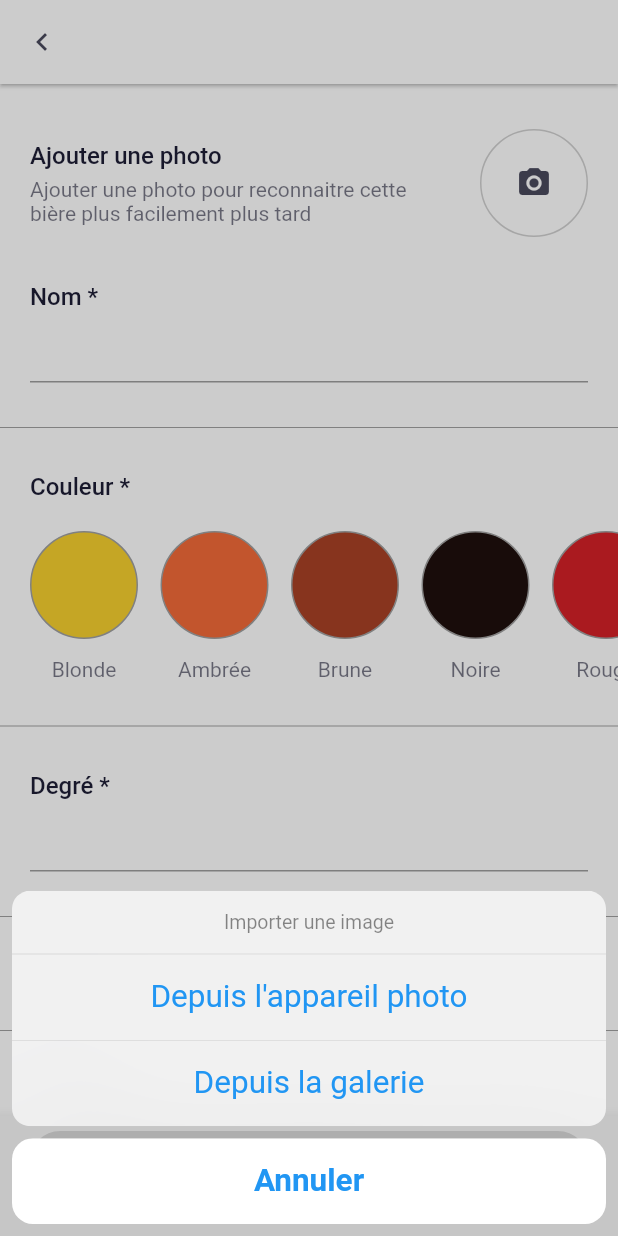
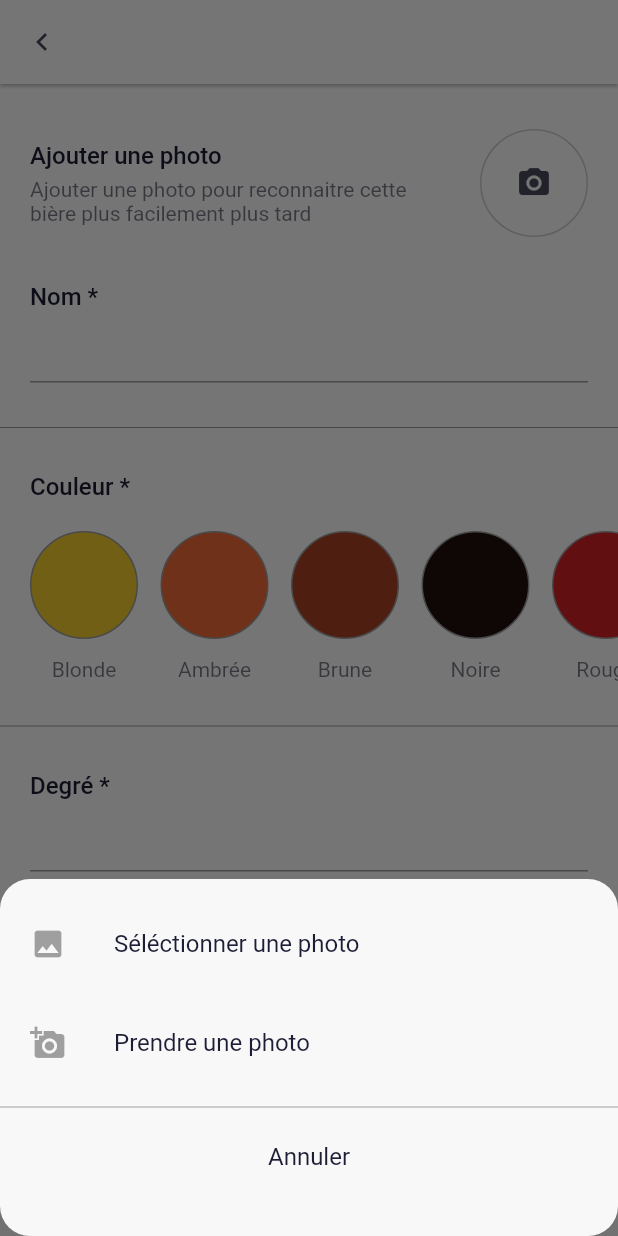
Before and after one commit to Synthx/Hoppy, a Flutter app: the AddBeerDialog screen opened directly with empty values, after a tap on the "camera alt" icon, on a phone screen of 412 x 824 dp. Run offline on Flutter 3.47's test engine with Material 2 defaults, Android fonts, the light colour scheme and no system bars; drawn by our look-alikes of reactive_forms; our stand-ins replace bloc, camera, charts_flutter, device_info, equatable, flutter_bloc and 9 more; accounts and stored records are empty; generated files the repository leaves out were written again; Roboto replaces fonts that are missing (SFPro).

Commit message:
:recycle: : rework take picture

```diff
--- a/lib/widget/beer/beer_form/upload_beer_picture.dart
+++ b/lib/widget/beer/beer_form/upload_beer_picture.dart
@@ -1,12 +1,7 @@
-import 'dart:io';
-
-import 'package:camera/camera.dart';
 import 'package:flutter/cupertino.dart';
 import 'package:flutter/material.dart';
 import 'package:hoppy/core/core.dart';
-import 'package:hoppy/data/data.dart';
-import 'package:hoppy/screens/add_beer/add_beer.dart';
-import 'package:image_picker/image_picker.dart';
+import 'package:hoppy/widget/widget.dart';
 import 'package:reactive_forms/reactive_forms.dart';
 
 class UploadBeerPicture extends StatefulWidget {
@@ -23,59 +18,10 @@ class UploadBeerPicture extends StatefulWidget {
 class _UploadBeerPictureState extends State<UploadBeerPicture> {
   String? _beerImagePath;
 
-  void _openActionSheetPopup() async {
-    // retrieve current cameras to see if some are available
-    final cameras = (await availableCameras()).isNotEmpty;
-    // open modal
-    final action = await showCupertinoModalPopup(
-      context: context,
-      builder: (_) => _UploadPictureActionSheet(
-        availableCameras: cameras,
-      ),
-    );
-
-    if (action != null) {
-      switch (action) {
-        case UploadPictureAction.CAMERA:
-          await _openUploadPictureDialog();
-          break;
-        case UploadPictureAction.GALLERY:
-          await _openPictureGallery();
-          break;
-      }
-    }
-  }
-
-  Future<void> _openPictureGallery() async {
-    final picker = ImagePicker();
-
-    try {
-      final picture = await picker.getImage(
-        source: ImageSource.gallery,
-      );
-      if (picture != null) {
-        final imagePath = picture.path;
-        widget.form.control('picturePath').value = imagePath;
-        setState(() {
-          _beerImagePath = imagePath;
-        });
-      }
-    } catch (e) {
-      print(e);
-    }
-  }
-
-  Future<void> _openUploadPictureDialog() async {
-    final imagePath = await Navigator.push<String?>(
-      context,
-      UploadBeerPictureDialog.route(),
-    );
-    if (imagePath != null) {
-      widget.form.control('picturePath').value = imagePath;
-      setState(() {
-        _beerImagePath = imagePath;
-      });
-    }
+  @override
+  void initState() {
+    super.initState();
+    _beerImagePath = widget.form.control('picturePath').value;
   }
 
   @override
@@ -114,71 +60,11 @@ class _UploadBeerPictureState extends State<UploadBeerPicture> {
               ),
             ),
           ),
-          GestureDetector(
-            onTap: () => _openActionSheetPopup(),
-            child: Container(
-              height: 72,
-              width: 72,
-              decoration: BoxDecoration(
-                border: Border.all(
-                  color: Theme.of(context).dividerColor.withOpacity(0.5),
-                ),
-                borderRadius: BorderRadius.circular(36),
-              ),
-              child: _beerImagePath == null
-                  ? const Center(
-                      child: Icon(Icons.camera_alt),
-                    )
-                  : ClipRRect(
-                      borderRadius: BorderRadius.circular(36),
-                      child: Image.file(
-                        File(_beerImagePath!),
-                        fit: BoxFit.cover,
-                      ),
-                    ),
-            ),
+          SelectPicture(
+            onPictureChanged: (picture) {},
           ),
         ],
       ),
     );
   }
 }
-
-class _UploadPictureActionSheet extends StatelessWidget {
-  final bool availableCameras;
-
-  const _UploadPictureActionSheet({
-    required this.availableCameras,
-  });
-
-  void _chooseAction(BuildContext context, UploadPictureAction action) {
-    Navigator.pop(context, action);
-  }
-
-  void _closeSheet(BuildContext context) {
-    Navigator.pop(context);
-  }
-
-  @override
-  Widget build(BuildContext context) {
-    return CupertinoActionSheet(
-      title: const Text('Importer une image'),
-      actions: [
-        if (availableCameras)
-          CupertinoActionSheetAction(
-            onPressed: () => _chooseAction(context, UploadPictureAction.CAMERA),
-            child: const Text('Depuis l\'appareil photo'),
-          ),
-        CupertinoActionSheetAction(
-          onPressed: () => _chooseAction(context, UploadPictureAction.GALLERY),
-          child: const Text('Depuis la galerie'),
-        ),
-      ],
-      cancelButton: CupertinoActionSheetAction(
-        onPressed: () => _closeSheet(context),
-        isDefaultAction: true,
-        child: const Text('Annuler'),
-      ),
-    );
-  }
-}
--- /dev/null
+++ b/lib/widget/picture/picture.dart
@@ -0,0 +1,3 @@
+export 'select_picture.dart';
+export 'select_picture_action.dart';
+export 'take_picture_screen.dart';
--- /dev/null
+++ b/lib/widget/picture/select_picture.dart
@@ -0,0 +1,115 @@
+import 'dart:io';
+
+import 'package:flutter/material.dart';
+import 'package:flutter/services.dart';
+import 'package:hoppy/core/core.dart';
+import 'package:hoppy/data/data.dart';
+import 'package:hoppy/widget/widget.dart';
+import 'package:image_picker/image_picker.dart';
+import 'package:permission_handler/permission_handler.dart';
+
+class SelectPicture extends StatefulWidget {
+  final Function(String?) onPictureChanged;
+  final double size;
+
+  const SelectPicture({
+    required this.onPictureChanged,
+    this.size = 72,
+  });
+
+  @override
+  State createState() => _SelectPictureState();
+}
+
+class _SelectPictureState extends State<SelectPicture> {
+  String? _picturePath;
+
+  Future<void> _openPictureActionDialog() async {
+    final action = await showModalBottomSheet<UploadPictureAction?>(
+      context: context,
+      backgroundColor: Colors.transparent,
+      builder: (_) => SelectUploadPictureAction(),
+    );
+
+    if (action != null) {
+      String? picturePath;
+      switch (action) {
+        case UploadPictureAction.CAMERA:
+          picturePath = await _openTakePictureScreen();
+          break;
+        case UploadPictureAction.GALLERY:
+          picturePath = await _openPictureGallery();
+          break;
+      }
+
+      widget.onPictureChanged(picturePath);
+      setState(() {
+        _picturePath = picturePath;
+      });
+    }
+  }
+
+  Future<String?> _openPictureGallery() async {
+    final picker = ImagePicker();
+
+    try {
+      final picture = await picker.getImage(
+        source: ImageSource.gallery,
+      );
+      if (picture != null) {
+        return picture.path;
+      }
+    } on PlatformException catch (e) {
+      if (e.code == 'photo_access_denied') {
+        await context.showActionDialog(
+          title: 'Permission requise',
+          content:
+              'Veuillez autoriser Hoppy à accéder à vos photos pour pouvoir utiliser cette fonctionnalité',
+          icon: Text(
+            '📷',
+            style: TextStyle(fontSize: 50, color: Colors.black),
+          ),
+          action: 'Ouvrir les réglages',
+          onAction: () => openAppSettings(),
+        );
+      } else {
+        rethrow;
+      }
+    }
+  }
+
+  Future<String?> _openTakePictureScreen() async {
+    await Navigator.push<String?>(
+      context,
+      TakePictureScreen.route(),
+    );
+  }
+
+  @override
+  Widget build(BuildContext context) {
+    return GestureDetector(
+      onTap: () => _openPictureActionDialog(),
+      child: Container(
+        height: widget.size,
+        width: widget.size,
+        decoration: BoxDecoration(
+          border: Border.all(
+            color: Theme.of(context).dividerColor.withOpacity(0.5),
+          ),
+          borderRadius: BorderRadius.circular(widget.size / 2),
+        ),
+        child: _picturePath == null
+            ? const Center(
+                child: Icon(Icons.camera_alt),
+              )
+            : ClipRRect(
+                borderRadius: BorderRadius.circular(widget.size),
+                child: Image.file(
+                  File(_picturePath!),
+                  fit: BoxFit.cover,
+                ),
+              ),
+      ),
+    );
+  }
+}
--- /dev/null
+++ b/lib/widget/picture/select_picture_action.dart
@@ -0,0 +1,69 @@
+import 'dart:math';
+
+import 'package:flutter/material.dart';
+import 'package:hoppy/core/core.dart';
+import 'package:hoppy/data/data.dart';
+
+class SelectUploadPictureAction extends StatelessWidget {
+  void _closeDialog(BuildContext context) {
+    context.pop();
+  }
+
+  void _selectAction(BuildContext context, UploadPictureAction action) {
+    context.pop(action);
+  }
+
+  @override
+  Widget build(BuildContext context) {
+    return Container(
+      padding: EdgeInsets.only(
+        top: 10,
+        bottom: max(
+          kDefaultPadding,
+          MediaQuery.of(context).padding.bottom,
+        ),
+      ),
+      decoration: BoxDecoration(
+        color: Theme.of(context).cardColor,
+        borderRadius: BorderRadius.circular(20),
+        boxShadow: [],
+      ),
+      child: Column(
+        mainAxisSize: MainAxisSize.min,
+        crossAxisAlignment: CrossAxisAlignment.stretch,
+        children: [
+          ListTile(
+            title: const Text('Séléctionner une photo'),
+            leading: const Icon(Icons.image),
+            onTap: () => _selectAction(context, UploadPictureAction.GALLERY),
+            contentPadding: const EdgeInsets.symmetric(
+              horizontal: kDefaultPadding,
+              vertical: 5,
+            ),
+          ),
+          ListTile(
+            title: const Text('Prendre une photo'),
+            leading: const Icon(Icons.add_a_photo),
+            onTap: () => _selectAction(context, UploadPictureAction.CAMERA),
+            contentPadding: const EdgeInsets.symmetric(
+              horizontal: kDefaultPadding,
+              vertical: 5,
+            ),
+          ),
+          const SizedBox(height: 10),
+          const Divider(height: 0),
+          ListTile(
+            title: Center(
+              child: const Text('Annuler'),
+            ),
+            onTap: () => _closeDialog(context),
+            contentPadding: const EdgeInsets.symmetric(
+              horizontal: kDefaultPadding,
+              vertical: 5,
+            ),
+          ),
+        ],
+      ),
+    );
+  }
+}
--- a/lib/widget/widget.dart
+++ b/lib/widget/widget.dart
@@ -1,6 +1,6 @@
 export 'animated_icon.dart';
 export 'beer/beer.dart';
 export 'chart/chart.dart';
-export 'confirm_action_dialog.dart';
 export 'dialog/dialog.dart';
 export 'mini_fab_button.dart';
+export 'picture/picture.dart';
--- a/pubspec.yaml
+++ b/pubspec.yaml
@@ -20,7 +20,7 @@ dependencies:
   package_info: ^2.0.0
   reactive_forms: ^9.1.0
   camera: ^0.8.0
-  path: ^1.7.0
+  path: ^1.8.0
   path_provider: ^2.0.1
   image_picker: ^0.7.2
   json_annotation: ^4.0.0
@@ -33,6 +33,7 @@ dependencies:
   logging: 1.0.0
   device_info: 2.0.0
   share: 2.0.1
+  permission_handler: 6.1.1
 
 dev_dependencies:
   flutter_test:
```
Also changed, not shown: lib/screens/add_beer/dialog/upload_beer_picture_dialog.dart (+0 -22 lines), lib/widget/picture/take_picture_screen.dart (added, +155 -0 lines), pubspec.lock, 1 other file.
